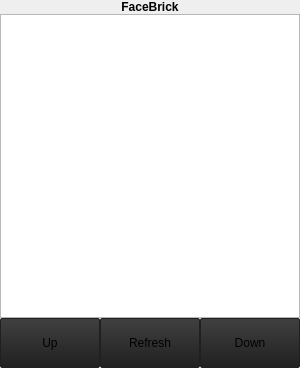
First picture: the form in src/ui/desktopwidget.ui, repository brik/facebrick, before the edit.
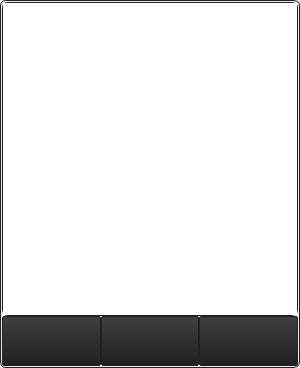
Second picture: the form after the edit. Icons and pictures are not drawn.

Commit message: Added images to the buttons, fixed refresh button error

```diff
--- a/src/ui/desktopwidget.ui
+++ b/src/ui/desktopwidget.ui
@@ -13,38 +13,19 @@
   <property name="windowTitle">
    <string>Form</string>
   </property>
+  <property name="styleSheet">
+   <string notr="true">QWidget {
+	border: 1px solid #202020;
+    border-radius: 6px;
+}</string>
+  </property>
   <layout class="QVBoxLayout" name="verticalLayout">
    <property name="spacing">
     <number>0</number>
    </property>
    <property name="margin">
-    <number>0</number>
+    <number>2</number>
    </property>
-   <item>
-    <widget class="QLabel" name="label">
-     <property name="font">
-      <font>
-       <weight>75</weight>
-       <bold>true</bold>
-      </font>
-     </property>
-     <property name="styleSheet">
-      <string notr="true"> QPushButton {
-     border: 1px solid #404040;
-     border-radius: 2px;
-     background-color: qlineargradient(x1: 0, y1: 0, x2: 0, y2: 1,
-                                       stop: 0 #606060, stop: 1 #404040);
-     max-height: 60px;
- }</string>
-     </property>
-     <property name="text">
-      <string>FaceBrick</string>
-     </property>
-     <property name="alignment">
-      <set>Qt::AlignCenter</set>
-     </property>
-    </widget>
-   </item>
    <item>
     <widget class="QListView" name="postsListView">
      <property name="styleSheet">
@@ -56,6 +37,9 @@
      max-height: 60px;
  }</string>
      </property>
+     <property name="verticalScrollBarPolicy">
+      <enum>Qt::ScrollBarAlwaysOff</enum>
+     </property>
      <property name="horizontalScrollBarPolicy">
       <enum>Qt::ScrollBarAlwaysOff</enum>
      </property>
@@ -89,7 +73,7 @@
  }</string>
        </property>
        <property name="text">
-        <string>Up</string>
+        <string/>
        </property>
       </widget>
      </item>
@@ -116,7 +100,7 @@
  }</string>
        </property>
        <property name="text">
-        <string>Refresh</string>
+        <string/>
        </property>
       </widget>
      </item>
@@ -143,7 +127,7 @@
  }</string>
        </property>
        <property name="text">
-        <string>Down</string>
+        <string/>
        </property>
       </widget>
      </item>
```
Left out of the diff: 8 changed lines with no effect on the pictures. The commit also changes 5 other files.
